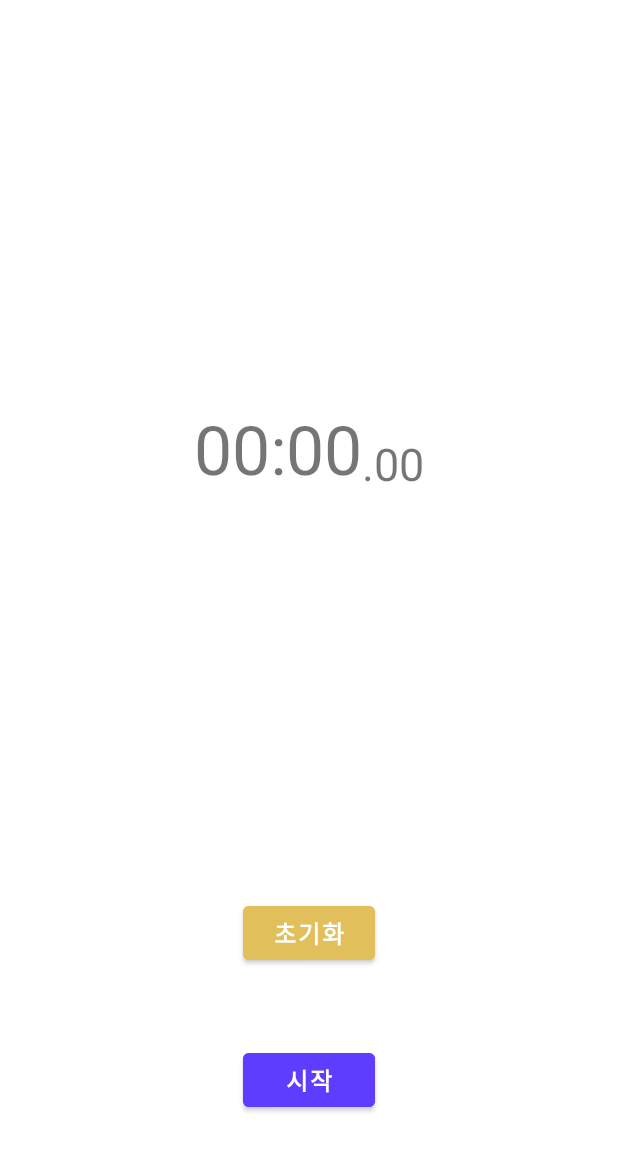
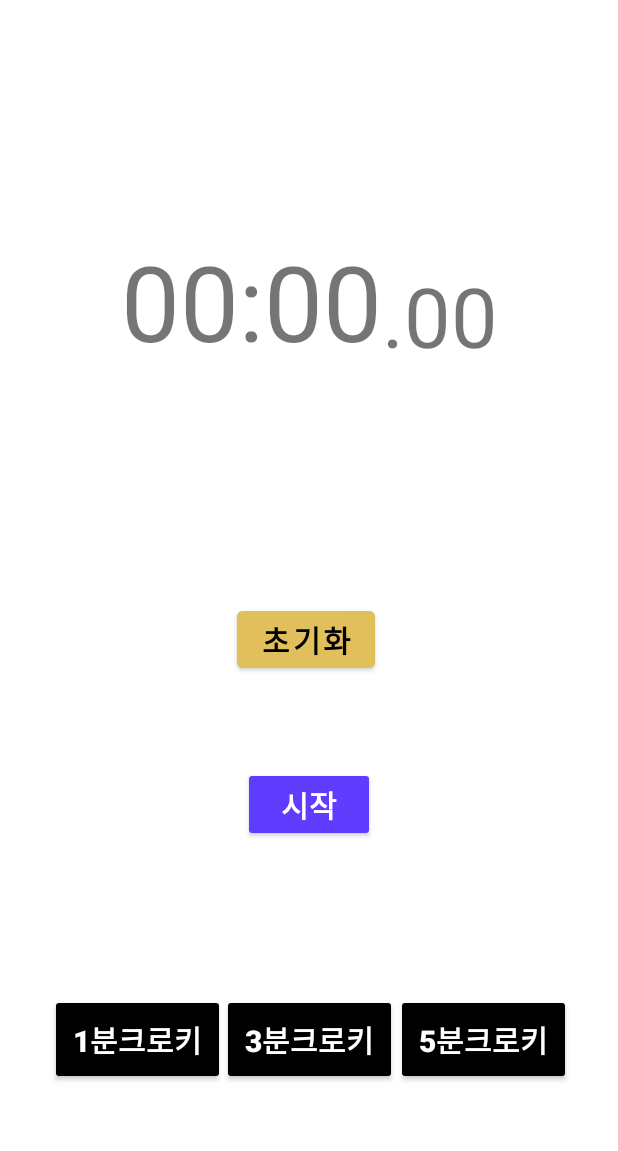
Before and after one commit to chihyeonwon/Palette, an Android app: the MainActivity screen opened directly, with no data from a screen before it, on a phone screen of 412 x 824 dp. Shown: the top 1151 px of the screen. Run offline under Robolectric (Android 15) with nearby library versions, the phone set to English and light mode, and no system bars.

Commit message:
1분,3분,5분 버튼 추가 밑 ui 수정

```diff
--- a/app/src/main/res/layout/activity_main.xml
+++ b/app/src/main/res/layout/activity_main.xml
@@ -12,7 +12,7 @@
         android:layout_width="wrap_content"
         android:layout_height="wrap_content"
         android:text="00"
-        android:textSize="45sp"
+        android:textSize="70sp"
         app:layout_constraintBottom_toBottomOf="@+id/tv_second"
         app:layout_constraintEnd_toStartOf="@+id/tv_second"
         app:layout_constraintHorizontal_bias="0.5"
@@ -25,7 +25,7 @@
         android:layout_width="wrap_content"
         android:layout_height="wrap_content"
         android:text=":00"
-        android:textSize="45sp"
+        android:textSize="70sp"
         app:layout_constraintBottom_toTopOf="@+id/btn_refresh"
         app:layout_constraintEnd_toStartOf="@+id/tv_millisecond"
         app:layout_constraintHorizontal_bias="0.5"
@@ -38,7 +38,7 @@
         android:layout_width="wrap_content"
         android:layout_height="wrap_content"
         android:text=".00"
-        android:textSize="30sp"
+        android:textSize="55sp"
         app:layout_constraintBottom_toBottomOf="@+id/tv_second"
         app:layout_constraintEnd_toEndOf="parent"
         app:layout_constraintHorizontal_bias="0.5"
@@ -49,31 +49,91 @@
         android:id="@+id/btn_refresh"
         android:layout_width="wrap_content"
         android:layout_height="wrap_content"
-        android:layout_marginBottom="50dp"
+        android:layout_marginBottom="60dp"
         android:backgroundTint="@color/yellow"
         android:text="@string/refresh"
-        android:textColor="@color/white"
-        android:textSize="16sp"
+        android:textColor="@color/black"
+        android:textSize="20sp"
         android:textStyle="bold"
         app:layout_constraintBottom_toTopOf="@+id/btn_start"
         app:layout_constraintEnd_toEndOf="parent"
+        app:layout_constraintHorizontal_bias="0.493"
         app:layout_constraintStart_toStartOf="parent"
         tools:ignore="MissingConstraints" />
 
-    <Button
+    <androidx.appcompat.widget.AppCompatButton
         android:id="@+id/btn_start"
         android:layout_width="wrap_content"
         android:layout_height="wrap_content"
-        android:layout_marginBottom="80dp"
         android:backgroundTint="@color/blue"
         android:text="@string/start"
         android:textColor="@color/white"
-        android:textSize="16sp"
+        android:textSize="20dp"
         android:textStyle="bold"
         app:layout_constraintBottom_toBottomOf="parent"
         app:layout_constraintEnd_toEndOf="parent"
+        app:layout_constraintHorizontal_bias="0.501"
         app:layout_constraintStart_toStartOf="parent"
+        app:layout_constraintTop_toTopOf="parent"
+        app:layout_constraintVertical_bias="0.661"
+        tools:ignore="MissingConstraints" />
+
+    <androidx.appcompat.widget.AppCompatButton
+        android:id="@+id/minute1"
+        android:layout_width="wrap_content"
+        android:layout_height="wrap_content"
+        android:backgroundTint="@color/black"
+        android:text="1분크로키"
+        android:textColor="@color/white"
+        android:textSize="20dp"
+        android:textStyle="bold"
+        android:layout_marginRight="80dp"
+        android:padding="15dp"
+        app:layout_constraintBottom_toBottomOf="parent"
+        app:layout_constraintEnd_toEndOf="parent"
+        app:layout_constraintHorizontal_bias="0.154"
+        app:layout_constraintStart_toStartOf="parent"
+        app:layout_constraintTop_toBottomOf="@+id/btn_start"
+        app:layout_constraintVertical_bias="0.501"
+        tools:ignore="MissingConstraints" />
+
+    <androidx.appcompat.widget.AppCompatButton
+        android:id="@+id/minute3"
+        android:layout_width="wrap_content"
+        android:layout_height="wrap_content"
+        android:backgroundTint="@color/black"
+        android:text="3분크로키"
+        android:textColor="@color/white"
+        android:textSize="20sp"
+        android:textStyle="bold"
+        android:padding="15dp"
+        app:layout_constraintBottom_toBottomOf="parent"
+        app:layout_constraintEnd_toEndOf="parent"
+        app:layout_constraintHorizontal_bias="0.501"
+        app:layout_constraintStart_toStartOf="parent"
+        app:layout_constraintTop_toBottomOf="@+id/btn_start"
+        app:layout_constraintVertical_bias="0.501"
+        tools:ignore="MissingConstraints" />
+
+    <androidx.appcompat.widget.AppCompatButton
+        android:id="@+id/minute5"
+        android:layout_width="wrap_content"
+        android:layout_height="wrap_content"
+        android:backgroundTint="@color/black"
+        android:text="5분크로키"
+        android:textColor="@color/white"
+        android:textSize="20dp"
+        android:textStyle="bold"
+        android:layout_marginLeft="80dp"
+        android:padding="15dp"
+        app:layout_constraintBottom_toBottomOf="parent"
+        app:layout_constraintEnd_toEndOf="parent"
+        app:layout_constraintHorizontal_bias="0.854"
+        app:layout_constraintStart_toStartOf="parent"
+        app:layout_constraintTop_toBottomOf="@+id/btn_start"
+        app:layout_constraintVertical_bias="0.502"
         tools:ignore="MissingConstraints" />
 
 
+
 </androidx.constraintlayout.widget.ConstraintLayout>
```
